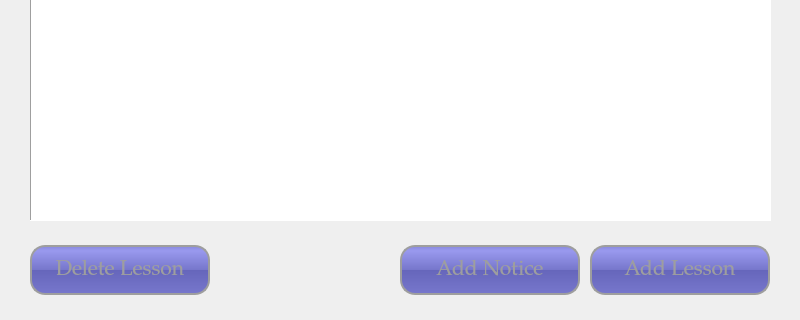
This is UI/AdminMainPageUI.ui in tural777/FinalProject as Qt 5 draws it before an edit; both pictures show x 0 to 800 and y 280 to 600 of the 800 by 600 pixel window. The edited form follows.
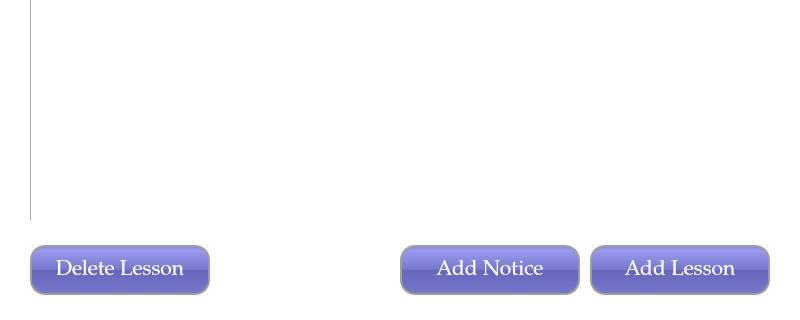
This is the edited form.

The edit to the form file:
```diff
--- a/UI/AdminMainPageUI.ui
+++ b/UI/AdminMainPageUI.ui
@@ -31,6 +31,9 @@
   <property name="windowTitle">
    <string>Term Spors Complex</string>
   </property>
+  <property name="styleSheet">
+   <string notr="true">background-color: rgb(255, 255, 255);</string>
+  </property>
   <widget class="QLabel" name="lbl_title">
    <property name="geometry">
     <rect>
@@ -79,7 +82,7 @@
 	border: 2px solid #9E9E9E;
 	border-radius: 15px;
 	background-color: QLinearGradient( x1: 0, y1: 0, x2: 0, y2: 1, stop: 0 #88d, stop: 0.1 #99e, stop: 0.49 #77c, stop: 0.5 #66b, stop: 1 #77c);
-	color: #9E9E9E;
+	color: #FFFFFF;
 }
 QPushButton:hover{
 	color: #FFFFFF;
@@ -120,7 +123,7 @@
 	border: 2px solid #9E9E9E;
 	border-radius: 15px;
 	background-color: QLinearGradient( x1: 0, y1: 0, x2: 0, y2: 1, stop: 0 #88d, stop: 0.1 #99e, stop: 0.49 #77c, stop: 0.5 #66b, stop: 1 #77c);
-	color: #9E9E9E;
+	color: #FFFFFF;
 }
 QPushButton:hover{
 	color: #FFFFFF;
@@ -174,7 +177,7 @@
 	border: 2px solid #9E9E9E;
 	border-radius: 15px;
 	background-color: QLinearGradient( x1: 0, y1: 0, x2: 0, y2: 1, stop: 0 #88d, stop: 0.1 #99e, stop: 0.49 #77c, stop: 0.5 #66b, stop: 1 #77c);
-	color: #9E9E9E;
+	color: #FFFFFF;
 }
 QPushButton:hover{
 	color: #FFFFFF;
```
Left out of the diff: 6 changed lines with no effect on the pictures.
